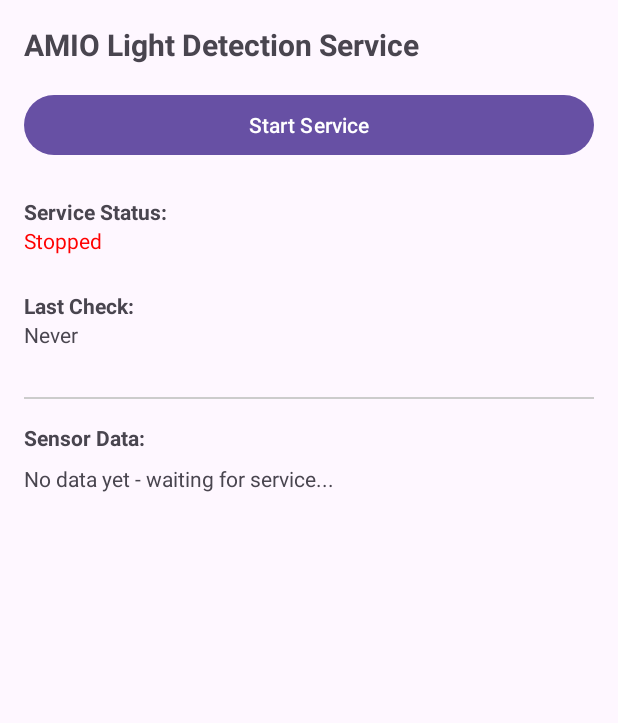
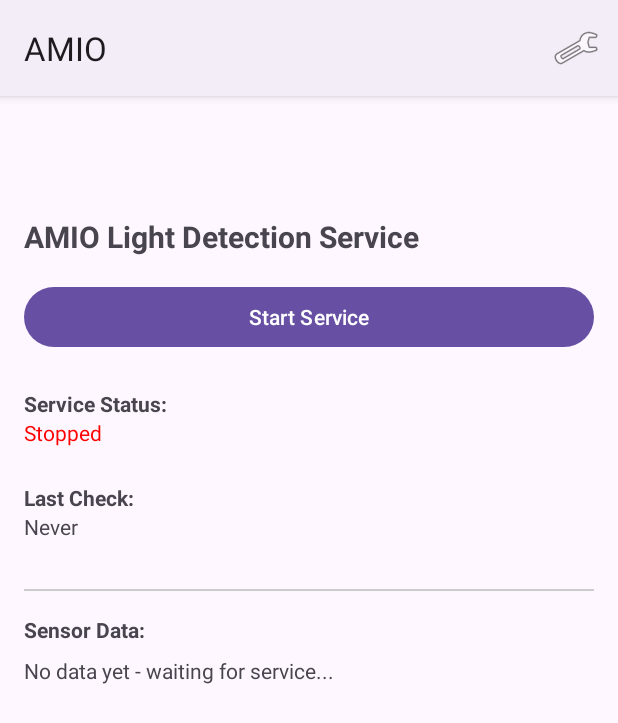
Before and after one commit to Dolhen-James/AMIO_PROJECT, an Android app: the screen it shows after launch (MainActivity), on a phone screen of 412 x 824 dp. Shown: the top 723 px of the screen. Run offline under Robolectric (Android 15) with nearby library versions, the phone set to English and light mode, and no system bars.

Commit message:
Add Settings menu to MainActivity

```diff
--- a/app/src/main/AndroidManifest.xml
+++ b/app/src/main/AndroidManifest.xml
@@ -30,6 +30,12 @@
             </intent-filter>
         </activity>
 
+        <!-- Settings activity -->
+        <activity
+            android:name=".SettingsActivity"
+            android:exported="false"
+            android:parentActivityName=".MainActivity" />
+
         <!-- Background service that periodically fetches sensor data -->
         <service android:name=".MainService" android:exported="false" />
 
--- a/app/src/main/java/com/example/amio/MainActivity.java
+++ b/app/src/main/java/com/example/amio/MainActivity.java
@@ -9,6 +9,8 @@ import android.content.IntentFilter;
 import android.content.pm.PackageManager;
 import android.os.Bundle;
 import android.util.Log;
+import android.view.Menu;
+import android.view.MenuItem;
 import android.widget.Button;
 import android.widget.TextView;
 import android.widget.Toast;
@@ -382,4 +384,21 @@ public class MainActivity extends AppCompatActivity {
             serviceReceiver = null;
         }
     }
+
+    @Override
+    public boolean onCreateOptionsMenu(Menu menu) {
+        getMenuInflater().inflate(R.menu.main_menu, menu);
+        return true;
+    }
+
+    @Override
+    public boolean onOptionsItemSelected(MenuItem item) {
+        if (item.getItemId() == R.id.action_settings) {
+            // Open SettingsActivity
+            Intent intent = new Intent(this, SettingsActivity.class);
+            startActivity(intent);
+            return true;
+        }
+        return super.onOptionsItemSelected(item);
+    }
 }
--- a/app/src/main/res/layout/activity_main.xml
+++ b/app/src/main/res/layout/activity_main.xml
@@ -4,8 +4,20 @@
     android:layout_width="match_parent"
     android:layout_height="match_parent"
     android:orientation="vertical"
-    android:padding="16dp"
+    android:fitsSystemWindows="true"
     tools:context=".MainActivity">
+
+    <!-- Spacer for ActionBar - ensures content starts below it -->
+    <View
+        android:layout_width="match_parent"
+        android:layout_height="?attr/actionBarSize" />
+
+    <!-- Content with padding -->
+    <LinearLayout
+        android:layout_width="match_parent"
+        android:layout_height="match_parent"
+        android:orientation="vertical"
+        android:padding="16dp">
 
         <!-- Title -->
         <TextView
@@ -15,7 +27,7 @@
             android:textSize="20sp"
             android:textStyle="bold"
             android:layout_marginBottom="16dp" />
-
+        android:layout_height="wrap_content"
         <!-- Toggle button to start/stop service -->
         <Button
             android:id="@+id/btnToggleService"
@@ -23,7 +35,7 @@
             android:layout_height="wrap_content"
             android:text="Start Service"
             android:layout_marginBottom="16dp" />
-
+        android:layout_height="wrap_content"
         <!-- Service status display -->
         <TextView
             android:layout_width="wrap_content"
@@ -31,7 +43,7 @@
             android:text="Service Status:"
             android:textStyle="bold"
             android:layout_marginTop="8dp" />
-
+        android:layout_height="wrap_content"
         <TextView
             android:id="@+id/tvServiceStatus"
             android:layout_width="wrap_content"
@@ -39,7 +51,7 @@
             android:text="Stopped"
             android:textColor="#FF0000"
             android:layout_marginBottom="16dp" />
-
+        android:layout_height="wrap_content"
         <!-- Last check timestamp -->
         <TextView
             android:layout_width="wrap_content"
@@ -47,21 +59,21 @@
             android:text="Last Check:"
             android:textStyle="bold"
             android:layout_marginTop="8dp" />
-
+        android:background="#CCCCCC"
         <TextView
             android:id="@+id/tvLastCheck"
             android:layout_width="wrap_content"
             android:layout_height="wrap_content"
             android:text="Never"
             android:layout_marginBottom="16dp" />
-
+        android:text="Sensor Data:"
         <!-- Divider -->
         <View
             android:layout_width="match_parent"
             android:layout_height="1dp"
             android:background="#CCCCCC"
             android:layout_marginVertical="16dp" />
-
+        android:layout_weight="1">
         <!-- Sensor data list (for future TP2) -->
         <TextView
             android:layout_width="wrap_content"
@@ -83,5 +95,5 @@
                 android:textSize="14sp" />
 
         </ScrollView>
-
     </LinearLayout>
+</LinearLayout>
--- /dev/null
+++ b/app/src/main/res/menu/main_menu.xml
@@ -0,0 +1,11 @@
+<?xml version="1.0" encoding="utf-8"?>
+<menu xmlns:android="http://schemas.android.com/apk/res/android"
+    xmlns:app="http://schemas.android.com/apk/res-auto">
+
+    <item
+        android:id="@+id/action_settings"
+        android:title="Settings"
+        android:icon="@android:drawable/ic_menu_preferences"
+        app:showAsAction="ifRoom" />
+
+</menu>
--- a/app/src/main/res/values/themes.xml
+++ b/app/src/main/res/values/themes.xml
@@ -1,6 +1,6 @@
 <resources xmlns:tools="http://schemas.android.com/tools">
     <!-- Base application theme. -->
-    <style name="Base.Theme.AMIO" parent="Theme.Material3.DayNight.NoActionBar">
+    <style name="Base.Theme.AMIO" parent="Theme.Material3.DayNight">
         <!-- Customize your light theme here. -->
         <!-- <item name="colorPrimary">@color/my_light_primary</item> -->
     </style>
```
Also changed, not shown: app/src/main/java/com/example/amio/NotificationHelper.java (+10 -0 lines), app/src/main/java/com/example/amio/SettingsActivity.java (added, +57 -0 lines), app/src/main/res/layout/activity_settings.xml (added, +22 -0 lines), app/src/main/res/xml/preferences.xml (added, +62 -0 lines), 2 other files. Lines whose indentation alone changed are shown as unchanged.
